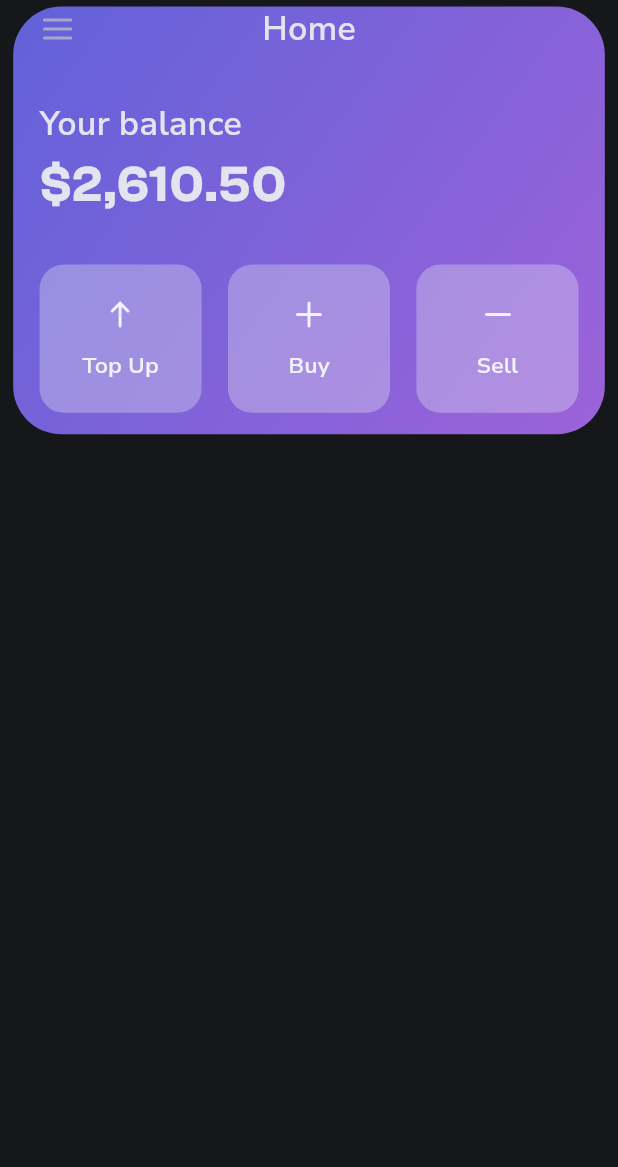
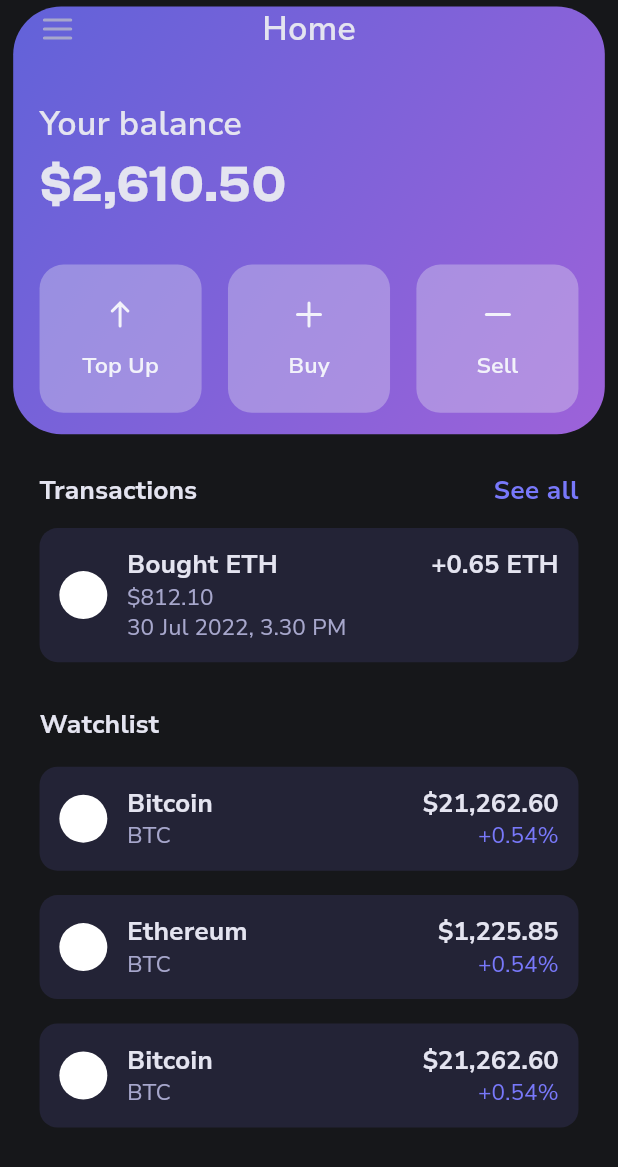
Before and after one commit to jabguru/crypto_app, a Flutter app: the HomeScreen screen opened directly, on a phone screen of 412 x 824 dp. Shown: the top 1167 px of the screen. Run offline on Flutter 3.47's test engine with Material 3 defaults, Android fonts, the phone set to English and light mode, and no system bars; our stand-ins replace flutter_svg, vector_graphics.

Commit message:
finished home screen

```diff
--- a/lib/constants/colors.dart
+++ b/lib/constants/colors.dart
@@ -6,6 +6,7 @@ const Color kStormGrey = Color(0xFFA7A7CC);
 const Color kLightGrey = Color(0xFFE4E4F0);
 const Color kSnowWhite = Color(0xFFF2F2FA);
 const Color kPrimaryPurple = Color(0xFF7878FA);
+const Color kDarkGrey = Color(0xFF232336);
 
 const Gradient kPurplePinkGradient = LinearGradient(
   colors: [Color(0xFF6262D9), Color(0xFF9D62D9)],
--- a/lib/screens/home.dart
+++ b/lib/screens/home.dart
@@ -2,7 +2,9 @@ import 'package:crypto_app/constants/colors.dart';
 import 'package:crypto_app/constants/size.dart';
 import 'package:crypto_app/gen/assets.gen.dart';
 import 'package:crypto_app/widgets/action_button.dart';
+import 'package:crypto_app/widgets/coin_widget.dart';
 import 'package:crypto_app/widgets/custom_app_bar.dart';
+import 'package:crypto_app/widgets/transaction_widget.dart';
 import 'package:flutter/material.dart';
 
 class HomeScreen extends StatelessWidget {
@@ -15,7 +17,7 @@ class HomeScreen extends StatelessWidget {
         children: [
           Padding(
             padding:
-                EdgeInsets.fromLTRB(eqW(8.0), eqW(4.0), eqW(8.0), eqW(8.0)),
+                EdgeInsets.fromLTRB(eqW(8.0), eqW(4.0), eqW(8.0), eqW(0.0)),
             child: Container(
               padding:
                   EdgeInsets.fromLTRB(eqW(16.0), 0.0, eqW(16.0), eqW(13.0)),
@@ -68,7 +70,44 @@ class HomeScreen extends StatelessWidget {
                 ),
               ),
             ),
-          )
+          ),
+          Expanded(
+            child: SingleChildScrollView(
+              padding: EdgeInsets.all(eqW(24.0)),
+              child: Column(
+                crossAxisAlignment: CrossAxisAlignment.start,
+                children: [
+                  Row(
+                    mainAxisAlignment: MainAxisAlignment.spaceBetween,
+                    children: [
+                      Text(
+                        'Transactions',
+                        style: Theme.of(context).textTheme.bodyMedium,
+                      ),
+                      Text(
+                        'See all',
+                        style: Theme.of(context)
+                            .textTheme
+                            .bodyMedium
+                            ?.copyWith(color: kPrimaryPurple),
+                      ),
+                    ],
+                  ),
+                  VerticalSpacing(eqH(13.0)),
+                  TransactionWidget(),
+                  VerticalSpacing(eqH(30.0)),
+                  Text(
+                    'Watchlist',
+                    style: Theme.of(context).textTheme.bodyMedium,
+                  ),
+                  VerticalSpacing(eqH(16.0)),
+                  CoinWidget(name: 'Bitcoin', price: '21,262.60'),
+                  CoinWidget(name: 'Ethereum', price: '1,225.85'),
+                  CoinWidget(name: 'Bitcoin', price: '21,262.60'),
+                ],
+              ),
+            ),
+          ),
         ],
       ),
     );
--- /dev/null
+++ b/lib/widgets/coin_widget.dart
@@ -0,0 +1,73 @@
+import 'package:crypto_app/constants/colors.dart';
+import 'package:crypto_app/constants/size.dart';
+import 'package:flutter/material.dart';
+
+class CoinWidget extends StatelessWidget {
+  final String name;
+  final String price;
+  const CoinWidget({
+    Key? key,
+    required this.name,
+    required this.price,
+  }) : super(key: key);
+
+  @override
+  Widget build(BuildContext context) {
+    return Container(
+      decoration: BoxDecoration(
+        color: kDarkGrey,
+        borderRadius: BorderRadius.circular(12.0),
+      ),
+      padding: EdgeInsets.all(eqW(12.0)),
+      margin: EdgeInsets.only(bottom: eqH(16.0)),
+      child: Row(
+        children: [
+          CircleAvatar(
+            backgroundColor: Colors.white,
+            radius: 16.0,
+          ),
+          HorizontalSpacing(eqW(12.0)),
+          Expanded(
+            child: Column(
+              crossAxisAlignment: CrossAxisAlignment.start,
+              children: [
+                Row(
+                  mainAxisAlignment: MainAxisAlignment.spaceBetween,
+                  children: [
+                    Text(
+                      name,
+                      style: Theme.of(context).textTheme.bodyMedium,
+                    ),
+                    Text(
+                      '\$$price',
+                      style: Theme.of(context).textTheme.bodyMedium,
+                    ),
+                  ],
+                ),
+                Row(
+                  mainAxisAlignment: MainAxisAlignment.spaceBetween,
+                  children: [
+                    Text(
+                      'BTC',
+                      style: Theme.of(context).textTheme.bodySmall?.copyWith(
+                            fontWeight: FontWeight.normal,
+                            color: kStormGrey,
+                          ),
+                    ),
+                    Text(
+                      '+0.54%',
+                      style: Theme.of(context).textTheme.bodySmall?.copyWith(
+                            fontWeight: FontWeight.normal,
+                            color: kPrimaryPurple,
+                          ),
+                    ),
+                  ],
+                ),
+              ],
+            ),
+          )
+        ],
+      ),
+    );
+  }
+}
--- /dev/null
+++ b/lib/widgets/transaction_widget.dart
@@ -0,0 +1,56 @@
+import 'package:crypto_app/constants/colors.dart';
+import 'package:crypto_app/constants/size.dart';
+import 'package:flutter/material.dart';
+
+class TransactionWidget extends StatelessWidget {
+  const TransactionWidget({
+    super.key,
+  });
+
+  @override
+  Widget build(BuildContext context) {
+    return Container(
+      decoration: BoxDecoration(
+        color: kDarkGrey,
+        borderRadius: BorderRadius.circular(12.0),
+      ),
+      padding: EdgeInsets.all(eqW(12.0)),
+      child: Row(
+        children: [
+          CircleAvatar(
+            backgroundColor: Colors.white,
+            radius: 16.0,
+          ),
+          HorizontalSpacing(eqW(12.0)),
+          Expanded(
+            child: Column(
+              crossAxisAlignment: CrossAxisAlignment.start,
+              children: [
+                Row(
+                  mainAxisAlignment: MainAxisAlignment.spaceBetween,
+                  children: [
+                    Text(
+                      'Bought ETH',
+                      style: Theme.of(context).textTheme.bodyMedium,
+                    ),
+                    Text(
+                      '+0.65 ETH',
+                      style: Theme.of(context).textTheme.bodyMedium,
+                    ),
+                  ],
+                ),
+                Text(
+                  '\$812.10 \n30 Jul 2022, 3.30 PM',
+                  style: Theme.of(context).textTheme.bodySmall?.copyWith(
+                        fontWeight: FontWeight.normal,
+                        color: kStormGrey,
+                      ),
+                ),
+              ],
+            ),
+          )
+        ],
+      ),
+    );
+  }
+}
```
